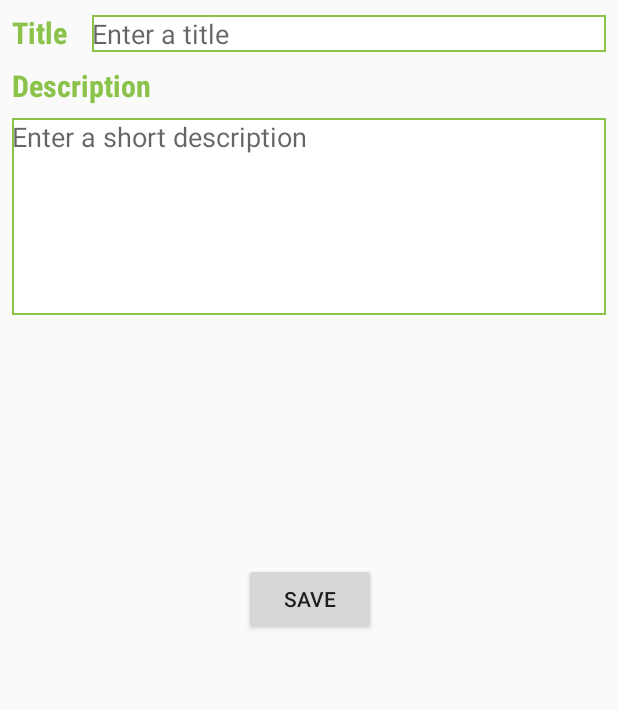
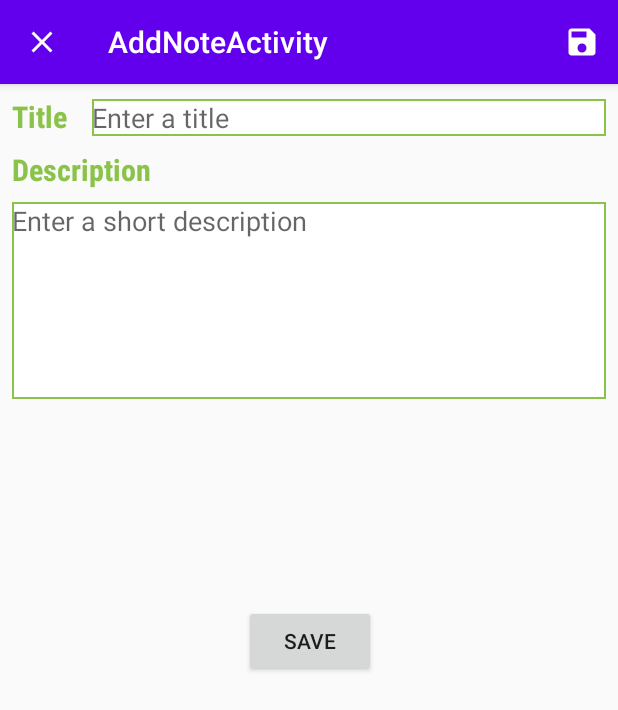
Before and after one commit to raghavbobal1/note_Quasars_android, an Android app: the screen it shows after launch (AddNoteActivity), after a tap on an icon or button, on a phone screen of 412 x 824 dp. Shown: the top 710 px of the screen. Run offline under Robolectric (Android 15) with nearby library versions, the phone set to English and light mode, and no system bars; our stand-ins replace ButterKnife, Room's generated code, RxJava.

Commit message:
Added action bar at top

```diff
--- a/app/src/main/AndroidManifest.xml
+++ b/app/src/main/AndroidManifest.xml
@@ -12,11 +12,14 @@
         <activity
             android:name=".activities.AddNoteActivity"
             android:label="@string/title_activity_add_note"
-            android:theme="@style/AppTheme.NoActionBar"></activity>
+            android:parentActivityName=".activities.MainActivity"
+            ></activity>
         <activity
             android:name=".activities.MainActivity"
+            android:launchMode="singleTop"
+
             android:label="@string/app_name"
-            android:theme="@style/AppTheme.NoActionBar">
+            >
             <intent-filter>
                 <action android:name="android.intent.action.MAIN" />
 
--- a/app/src/main/java/com/aby/note_quasars_android/activities/AddNoteActivity.java
+++ b/app/src/main/java/com/aby/note_quasars_android/activities/AddNoteActivity.java
@@ -12,6 +12,7 @@ import com.aby.note_quasars_android.R;
 import androidx.appcompat.app.AppCompatActivity;
 
 import android.view.Menu;
+import android.view.MenuInflater;
 import android.view.MenuItem;
 import android.view.MotionEvent;
 import android.view.View;
@@ -40,6 +41,8 @@ public class AddNoteActivity extends AppCompatActivity implements AddNoteViewInt
         setContentView(R.layout.activity_add_note);
         ButterKnife.bind(this);
 
+        getSupportActionBar().setHomeAsUpIndicator(R.drawable.ic_baseline_close_24);
+
         btnSave.setOnClickListener(new View.OnClickListener() {
             @Override
             public void onClick(View v) {
@@ -47,6 +50,8 @@ public class AddNoteActivity extends AppCompatActivity implements AddNoteViewInt
             }
         });
     }
+
+
 
     private void saveNote(){
 
@@ -58,7 +63,8 @@ public class AddNoteActivity extends AppCompatActivity implements AddNoteViewInt
         }else
         {
             //Call Method to add note
-            LocalCacheManager.getInstance(this).addNotes(this, title,note_text);
+            LocalCacheManager.getInstance(this)
+                    .addNotes(this, title,note_text);
         }
     }
 
@@ -77,7 +83,7 @@ public class AddNoteActivity extends AppCompatActivity implements AddNoteViewInt
     public boolean onOptionsItemSelected(MenuItem item) {
 
         int id = item.getItemId();
-        if(id == R.id.action_save){
+        if(id == R.id.save_note){
             saveNote();
         }
 
--- a/app/src/main/java/com/aby/note_quasars_android/activities/MainActivity.java
+++ b/app/src/main/java/com/aby/note_quasars_android/activities/MainActivity.java
@@ -37,8 +37,12 @@ public class MainActivity extends AppCompatActivity implements MainViewInterface
         initViews();
         loadNotes();
 
+    }
 
-
+    @Override
+    protected void onResume() {
+        super.onResume();
+        loadNotes();
     }
 
     private void initViews() {
--- /dev/null
+++ b/app/src/main/res/drawable/ic_baseline_close_24.xml
@@ -0,0 +1,10 @@
+<vector xmlns:android="http://schemas.android.com/apk/res/android"
+    android:width="24dp"
+    android:height="24dp"
+    android:viewportWidth="24"
+    android:viewportHeight="24"
+    android:tint="?attr/colorControlNormal">
+  <path
+      android:fillColor="@android:color/white"
+      android:pathData="M19,6.41L17.59,5 12,10.59 6.41,5 5,6.41 10.59,12 5,17.59 6.41,19 12,13.41 17.59,19 19,17.59 13.41,12z"/>
+</vector>
--- /dev/null
+++ b/app/src/main/res/drawable/ic_baseline_save_24.xml
@@ -0,0 +1,10 @@
+<vector xmlns:android="http://schemas.android.com/apk/res/android"
+    android:width="24dp"
+    android:height="24dp"
+    android:viewportWidth="24"
+    android:viewportHeight="24"
+    android:tint="?attr/colorControlNormal">
+  <path
+      android:fillColor="@android:color/white"
+      android:pathData="M17,3L5,3c-1.11,0 -2,0.9 -2,2v14c0,1.1 0.89,2 2,2h14c1.1,0 2,-0.9 2,-2L21,7l-4,-4zM12,19c-1.66,0 -3,-1.34 -3,-3s1.34,-3 3,-3 3,1.34 3,3 -1.34,3 -3,3zM15,9L5,9L5,5h10v4z"/>
+</vector>
--- a/app/src/main/res/menu/menu_add_note.xml
+++ b/app/src/main/res/menu/menu_add_note.xml
@@ -1,9 +1,12 @@
 <?xml version="1.0" encoding="utf-8"?>
-<menu xmlns:app="http://schemas.android.com/apk/res-auto"
-    xmlns:android="http://schemas.android.com/apk/res/android">
-    <item
-        android:id="@+id/action_save"
-        android:icon="@android:drawable/ic_input_add"
-        android:title="Save"
-        app:showAsAction="always" />
+<menu xmlns:android="http://schemas.android.com/apk/res/android"
+    xmlns:app="http://schemas.android.com/apk/res-auto">
+
+    <item android:id="@+id/save_note"
+        android:title="save"
+        android:icon="@drawable/ic_baseline_save_24"
+        app:showAsAction="ifRoom"
+        >
+
+    </item>
 </menu>
--- a/app/src/main/res/values/styles.xml
+++ b/app/src/main/res/values/styles.xml
@@ -7,10 +7,7 @@
         <item name="colorAccent">@color/colorAccent</item>
     </style>
 
-    <style name="AppTheme.NoActionBar">
-        <item name="windowActionBar">false</item>
-        <item name="windowNoTitle">true</item>
-    </style>
+
 
     <style name="AppTheme.AppBarOverlay" parent="ThemeOverlay.AppCompat.Dark.ActionBar" />
 
```
